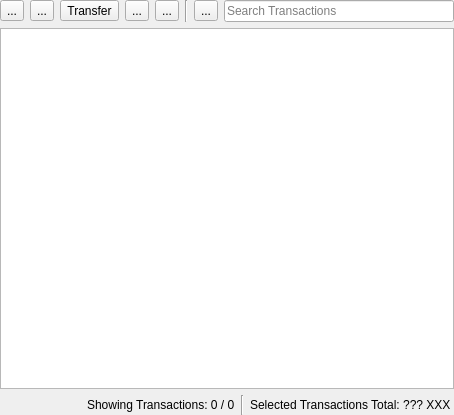
This is src/views/ui_files/widgets/transaction_table_widget.ui in JakubFranek/Kapytal as Qt 5 draws it before an edit. The edited form follows.
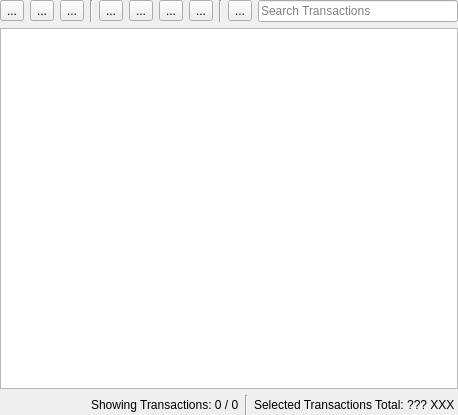
This is the edited form.

Commit message:
Add Dividend button, adjust Transaction buttons
Make all Transaction buttons above Transaction Table icon-only.
Split Transfer button into two separate buttons for Cash and Security
Transfers.

Diff of the .ui file:
```diff
--- a/src/views/ui_files/widgets/transaction_table_widget.ui
+++ b/src/views/ui_files/widgets/transaction_table_widget.ui
@@ -33,7 +33,7 @@
     <number>0</number>
    </property>
    <item>
-    <layout class="QHBoxLayout" name="controlsHorizontalLayout" stretch="0,0,0,0,0,0,0,0">
+    <layout class="QHBoxLayout" name="controlsHorizontalLayout" stretch="0,0,0,0,0,0,0,0,0,0,0">
      <item>
       <widget class="QToolButton" name="incomeToolButton">
        <property name="text">
@@ -57,13 +57,17 @@
      <item>
       <widget class="QToolButton" name="transferToolButton">
        <property name="text">
-        <string>Transfer</string>
-       </property>
-       <property name="popupMode">
-        <enum>QToolButton::InstantPopup</enum>
+        <string>...</string>
        </property>
        <property name="toolButtonStyle">
-        <enum>Qt::ToolButtonTextBesideIcon</enum>
+        <enum>Qt::ToolButtonIconOnly</enum>
+       </property>
+      </widget>
+     </item>
+     <item>
+      <widget class="Line" name="line_3">
+       <property name="orientation">
+        <enum>Qt::Vertical</enum>
        </property>
       </widget>
      </item>
@@ -73,7 +77,7 @@
         <string>...</string>
        </property>
        <property name="toolButtonStyle">
-        <enum>Qt::ToolButtonTextBesideIcon</enum>
+        <enum>Qt::ToolButtonIconOnly</enum>
        </property>
       </widget>
      </item>
@@ -83,7 +87,27 @@
         <string>...</string>
        </property>
        <property name="toolButtonStyle">
-        <enum>Qt::ToolButtonTextBesideIcon</enum>
+        <enum>Qt::ToolButtonIconOnly</enum>
+       </property>
+      </widget>
+     </item>
+     <item>
+      <widget class="QToolButton" name="dividendToolButton">
+       <property name="text">
+        <string>...</string>
+       </property>
+       <property name="toolButtonStyle">
+        <enum>Qt::ToolButtonIconOnly</enum>
+       </property>
+      </widget>
+     </item>
+     <item>
+      <widget class="QToolButton" name="securityTransferToolButton">
+       <property name="text">
+        <string>...</string>
+       </property>
+       <property name="toolButtonStyle">
+        <enum>Qt::ToolButtonIconOnly</enum>
        </property>
       </widget>
      </item>
@@ -99,6 +123,9 @@
        <property name="text">
         <string>...</string>
        </property>
+       <property name="toolButtonStyle">
+        <enum>Qt::ToolButtonIconOnly</enum>
+       </property>
       </widget>
      </item>
      <item>
```
Left out of the diff: 20 changed lines with no effect on the pictures. The commit also changes 3 other files.
